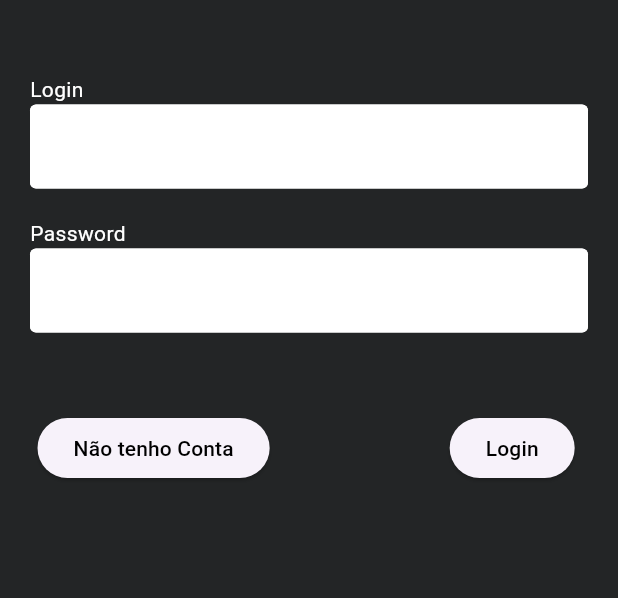
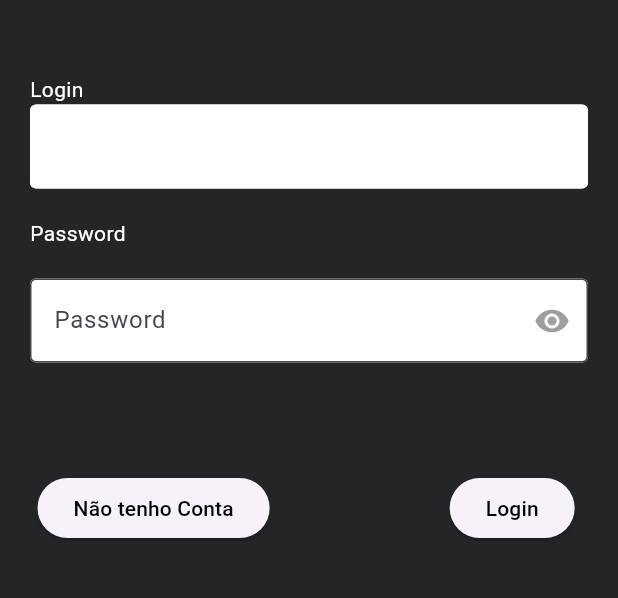
Before and after one commit to vinitava07/RPG-GO, a Flutter app: the LoginPage screen opened directly, on a phone screen of 412 x 824 dp, the part 440-1038 px from its top. Run offline on Flutter 3.47's test engine with Material 3 defaults, Android fonts, the phone set to English and light mode, and no system bars; our stand-ins replace flutter_dotenv, flutter_svg, google_fonts, popover.

```diff
--- a/rpg_go/lib/components/room_tile.dart
+++ b/rpg_go/lib/components/room_tile.dart
@@ -31,7 +31,10 @@ class _RoomTileState extends State<RoomTile> {
         dense: false,
         onTap: () {
           Navigator.push(context,
-              MaterialPageRoute(builder: (context) => const SheetPage()));
+              MaterialPageRoute(builder: (context) {
+                  final sId = 0; // ou qualquer outra lógica para calcular sheetId
+                  return SheetPage(sId);
+                }));
         },
         contentPadding: const EdgeInsets.all(30),
         trailing: ClipRRect(
--- a/rpg_go/lib/components/sheet_stats.dart
+++ b/rpg_go/lib/components/sheet_stats.dart
@@ -1,5 +1,6 @@
 import 'package:flutter/material.dart';
 import 'package:google_fonts/google_fonts.dart';
+import 'package:rpg_go/models/globals.dart' as globals;
 
 class SheetStats extends StatelessWidget {
   const SheetStats({Key? key}) : super(key: key);
--- a/rpg_go/lib/main.dart
+++ b/rpg_go/lib/main.dart
@@ -20,7 +20,7 @@ class MyApp extends StatelessWidget {
   Widget build(BuildContext context) {
     return MaterialApp(
       debugShowCheckedModeBanner: false,
-      home: HomeRevival(null),
+      home: LoginPage(),
       routes: {
         '/home_revival': (context) => HomeRevival(),
         '/master_room': (context) =>  MasterRoom(),
--- a/rpg_go/lib/pages/attack_page.dart
+++ b/rpg_go/lib/pages/attack_page.dart
@@ -8,7 +8,8 @@ import 'package:rpg_go/components/sheet_options.dart';
 import 'package:rpg_go/components/dropdown_list.dart';
 
 class AttackPage extends StatelessWidget {
-  const AttackPage({super.key});
+  final int sheetId;
+  const AttackPage(int id, {super.key}) : sheetId = id;
 
   @override
   Widget build(BuildContext context) {
@@ -35,7 +36,7 @@ class AttackPage extends StatelessWidget {
                       ),
                     ],
                   ),
-                  child: const SheetHead(),
+                  child: SheetHead(sheetId),
                 ),
                 const SizedBox(height: 20),
                 Container(
--- a/rpg_go/lib/pages/edit_sheet_page.dart
+++ b/rpg_go/lib/pages/edit_sheet_page.dart
@@ -99,7 +99,10 @@ class EditSheetPage extends StatelessWidget {
                     Padding(padding: const EdgeInsets.only(right: 25, top: 3),
                     child: ElevatedButton(onPressed: (){
                       Navigator.push(context,
-                      MaterialPageRoute(builder: (context) => const SheetPage()));
+                      MaterialPageRoute(builder: (context) {
+                        final sId = 0; // ou qualquer outra lógica para calcular sheetId
+                        return SheetPage(sId);
+                      }));
                     }, child: const Text('SAVE')),
                     )
                 ],)
--- a/rpg_go/lib/pages/login_page.dart
+++ b/rpg_go/lib/pages/login_page.dart
@@ -72,7 +72,7 @@ class LoginPage extends StatelessWidget {
                     style: TextStyle(color: Colors.white),
                   ),
                 ),
-                MyTextField(controller: _controllerPassword),
+                MyPasswordField(controller: _controllerPassword),
                 const SizedBox(height: 50),
                 Row(
                   mainAxisAlignment: MainAxisAlignment.start,
@@ -158,3 +158,47 @@ class LoginPage extends StatelessWidget {
     }
   }
 }
+
+class MyPasswordField extends StatefulWidget {
+  final TextEditingController controller;
+
+  const MyPasswordField({required this.controller});
+
+  @override
+  _MyPasswordFieldState createState() => _MyPasswordFieldState();
+}
+
+class _MyPasswordFieldState extends State<MyPasswordField> {
+  bool _obscureText = true;
+
+  @override
+  Widget build(BuildContext context) {
+    return Padding(
+      padding: const EdgeInsets.all(20.0),
+      child: TextField(
+        controller: widget.controller,
+        obscureText: _obscureText,
+        onChanged: (value) {
+          setState(() {});
+        },
+        decoration: InputDecoration(
+          labelText: 'Password',
+          fillColor: Colors.white,
+          filled: true,
+          border: OutlineInputBorder(),
+          suffixIcon: IconButton(
+            icon: Icon(
+              _obscureText ? Icons.visibility : Icons.visibility_off,
+              color: Colors.grey,
+            ),
+            onPressed: () {
+              setState(() {
+                _obscureText = !_obscureText;
+              });
+            },
+          ),
+        ),
+      ),
+    );
+  }
+}
--- a/rpg_go/lib/pages/profile.dart
+++ b/rpg_go/lib/pages/profile.dart
@@ -141,8 +141,10 @@ class _ProfileState extends State<Profile> {
   }
 
   void sheetToTile() {
+    int index = 0;
     for (var sheet in globals.loggedUser!.sheets!) {
-      sheetList?.add(PlayerTile(sheet.name));
+      sheetList?.add(PlayerTile(sheet.name, index));
+      index++;
     }
   }
 }
```
Also changed, not shown: rpg_go/lib/components/bottom_nav_bar.dart (+0 -7 lines), rpg_go/lib/components/player_tile.dart (+11 -3 lines), rpg_go/lib/components/sheet_head.dart (+12 -6 lines), rpg_go/lib/pages/master_room.dart (+5 -5 lines), rpg_go/lib/pages/sheet_page.dart (+6 -2 lines), 2 other files.
